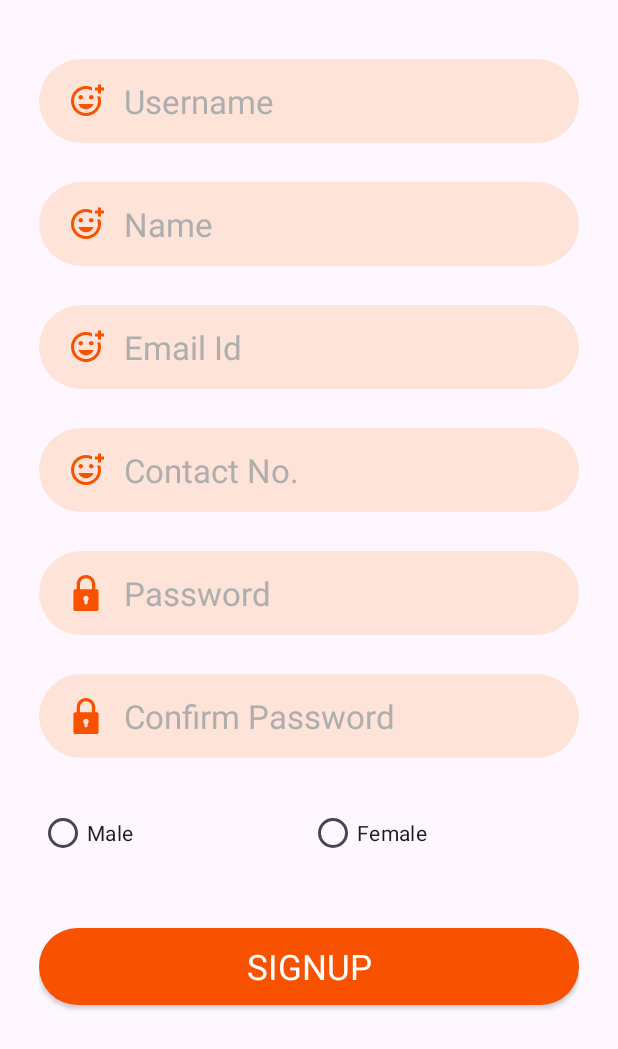
After one commit to sahetu/AndroidBatch2, an Android app: the SignupActivity screen opened directly, with no data from a screen before it, on a phone screen of 412 x 824 dp. The commit adds this screen. Shown: the top 1049 px of the screen. Run offline under Robolectric (Android 15) with nearby library versions, the phone set to English and light mode, and no system bars; our stand-ins replace sdp/ssp sizes; Roboto replaces fonts that are not available here.

Commit message:
Signup Activity Changes

```diff
--- /dev/null
+++ b/app/src/main/java/android/batch2/SignupActivity.java
@@ -0,0 +1,129 @@
+package android.batch2;
+
+import androidx.appcompat.app.AppCompatActivity;
+
+import android.os.Bundle;
+import android.text.Editable;
+import android.text.TextWatcher;
+import android.view.View;
+import android.widget.Button;
+import android.widget.EditText;
+
+public class SignupActivity extends AppCompatActivity {
+
+    EditText username,name,email,contact,password,confirmPassword;
+    Button signup;
+
+    String emailPattern = "[a-zA-Z0-9._-]+@[a-z]+\\.+[a-z]+";
+
+    @Override
+    protected void onCreate(Bundle savedInstanceState) {
+        super.onCreate(savedInstanceState);
+        setContentView(R.layout.activity_signup);
+
+        username = findViewById(R.id.signup_username);
+        name = findViewById(R.id.signup_name);
+        email = findViewById(R.id.signup_email);
+        contact = findViewById(R.id.signup_contact);
+        password = findViewById(R.id.signup_password);
+        confirmPassword = findViewById(R.id.signup_confirm_password);
+
+        signup = findViewById(R.id.signup_button);
+
+        password.addTextChangedListener(new TextWatcher() {
+            @Override
+            public void beforeTextChanged(CharSequence charSequence, int i, int i1, int i2) {
+
+            }
+
+            @Override
+            public void onTextChanged(CharSequence charSequence, int i, int i1, int i2) {
+                if(confirmPassword.getText().toString().trim().equals("")){
+
+                }
+                else if(charSequence.toString().trim().length()<6){
+                    confirmPassword.setError("Min. 6 Char Confirm Password Required");
+                }
+                else if(!confirmPassword.getText().toString().trim().matches(charSequence.toString().trim())){
+                    confirmPassword.setError("Password Does Not Match");
+                }
+                else{
+
+                }
+            }
+
+            @Override
+            public void afterTextChanged(Editable editable) {
+
+            }
+        });
+
+        confirmPassword.addTextChangedListener(new TextWatcher() {
+            @Override
+            public void beforeTextChanged(CharSequence charSequence, int i, int i1, int i2) {
+
+            }
+
+            @Override
+            public void onTextChanged(CharSequence charSequence, int i, int i1, int i2) {
+                if(charSequence.toString().trim().length()<6){
+                    confirmPassword.setError("Min. 6 Char Confirm Password Required");
+                }
+                else if(!charSequence.toString().trim().matches(password.getText().toString().trim())){
+                    confirmPassword.setError("Password Does Not Match");
+                }
+                else{
+
+                }
+            }
+
+            @Override
+            public void afterTextChanged(Editable editable) {
+
+            }
+        });
+
+        signup.setOnClickListener(new View.OnClickListener() {
+            @Override
+            public void onClick(View view) {
+                if(username.getText().toString().trim().equals("")){
+                    username.setError("Username Required");
+                }
+                else if(name.getText().toString().trim().equals("")){
+                    name.setError("Name Required");
+                }
+                else if(email.getText().toString().trim().equals("")){
+                    email.setError("Email Id Required");
+                }
+                else if(!email.getText().toString().trim().matches(emailPattern)){
+                    email.setError("Valid Email Id Required");
+                }
+                else if(contact.getText().toString().trim().equals("")){
+                    contact.setError("Contact No. Required");
+                }
+                else if(contact.getText().toString().trim().length()<10){
+                    contact.setError("Valid Contact No. Required");
+                }
+                else if(password.getText().toString().trim().equals("")){
+                    password.setError("Password Required");
+                }
+                else if(password.getText().toString().trim().length()<6){
+                    password.setError("Min. 6 Char Password Required");
+                }
+                else if(confirmPassword.getText().toString().trim().equals("")){
+                    confirmPassword.setError("Confirm Password Required");
+                }
+                else if(confirmPassword.getText().toString().trim().length()<6){
+                    confirmPassword.setError("Min. 6 Char Confirm Password Required");
+                }
+                else if(!confirmPassword.getText().toString().trim().matches(password.getText().toString().trim())){
+                    confirmPassword.setError("Password Does Not Match");
+                }
+                else{
+                    new CommonMethod(SignupActivity.this,"Signup Successfully");
+                }
+            }
+        });
+
+    }
+}
--- /dev/null
+++ b/app/src/main/res/layout/activity_signup.xml
@@ -0,0 +1,104 @@
+<?xml version="1.0" encoding="utf-8"?>
+<LinearLayout xmlns:android="http://schemas.android.com/apk/res/android"
+    xmlns:app="http://schemas.android.com/apk/res-auto"
+    xmlns:tools="http://schemas.android.com/tools"
+    android:layout_width="match_parent"
+    android:layout_height="match_parent"
+    android:orientation="vertical"
+    tools:context=".MainActivity">
+
+    <androidx.core.widget.NestedScrollView
+        android:layout_width="match_parent"
+        android:layout_height="match_parent">
+
+        <LinearLayout
+            android:layout_width="match_parent"
+            android:layout_height="match_parent"
+            android:orientation="vertical"
+            android:paddingHorizontal="@dimen/_20sdp">
+
+            <EditText
+                android:id="@+id/signup_username"
+                style="@style/edit_15"
+                android:layout_marginTop="@dimen/_30sdp"
+                android:drawableLeft="@drawable/ic_profile"
+                android:hint="@string/username"
+                android:inputType="textEmailAddress" />
+
+            <EditText
+                android:id="@+id/signup_name"
+                style="@style/edit_15"
+                android:layout_marginTop="@dimen/_20sdp"
+                android:drawableLeft="@drawable/ic_profile"
+                android:hint="@string/name"
+                android:inputType="textPersonName" />
+
+            <EditText
+                android:id="@+id/signup_email"
+                style="@style/edit_15"
+                android:layout_marginTop="@dimen/_20sdp"
+                android:drawableLeft="@drawable/ic_profile"
+                android:hint="@string/email"
+                android:inputType="textEmailAddress" />
+
+            <EditText
+                android:id="@+id/signup_contact"
+                style="@style/edit_15"
+                android:layout_marginTop="@dimen/_20sdp"
+                android:drawableLeft="@drawable/ic_profile"
+                android:hint="@string/contact_no"
+                android:inputType="phone"
+                android:maxLength="10" />
+
+            <EditText
+                android:id="@+id/signup_password"
+                style="@style/edit_15"
+                android:layout_marginTop="@dimen/_20sdp"
+                android:drawableLeft="@drawable/ic_lock"
+                android:hint="@string/password"
+                android:inputType="textPassword"
+                android:maxLength="12" />
+
+            <EditText
+                android:id="@+id/signup_confirm_password"
+                style="@style/edit_15"
+                android:layout_marginTop="@dimen/_20sdp"
+                android:drawableLeft="@drawable/ic_lock"
+                android:hint="@string/confirm_password"
+                android:inputType="textPassword"
+                android:maxLength="12" />
+
+            <RadioGroup
+                android:layout_width="match_parent"
+                android:layout_height="wrap_content"
+                android:layout_marginTop="@dimen/_20sdp"
+                android:orientation="horizontal">
+
+                <RadioButton
+                    android:id="@+id/signup_male"
+                    android:layout_width="match_parent"
+                    android:layout_height="wrap_content"
+                    android:layout_weight="1"
+                    android:text="Male" />
+
+                <RadioButton
+                    android:id="@+id/signup_female"
+                    android:layout_width="match_parent"
+                    android:layout_height="wrap_content"
+                    android:layout_weight="1"
+                    android:text="Female" />
+
+            </RadioGroup>
+
+            <Button
+                android:id="@+id/signup_button"
+                style="@style/button_18"
+                android:layout_marginTop="@dimen/_30sdp"
+                android:layout_marginBottom="@dimen/_20sdp"
+                android:text="@string/signup_title" />
+
+        </LinearLayout>
+
+    </androidx.core.widget.NestedScrollView>
+
+</LinearLayout>
--- a/app/src/main/res/values-night/themes.xml
+++ b/app/src/main/res/values-night/themes.xml
@@ -4,4 +4,45 @@
         <!-- Customize your dark theme here. -->
         <!-- <item name="colorPrimary">@color/my_dark_primary</item> -->
     </style>
+
+    <style name="text_bi_20" parent="Widget.AppCompat.TextView">
+        <item name="android:layout_width">wrap_content</item>
+        <item name="android:layout_height">wrap_content</item>
+        <item name="android:textAllCaps">true</item>
+        <item name="android:textColor">@color/white</item>
+        <item name="android:textSize">@dimen/_20sdp</item>
+        <item name="android:textStyle">bold|italic</item>
+        <item name="android:padding">@dimen/_5sdp</item>
+    </style>
+
+    <style name="text_18" parent="Widget.AppCompat.TextView">
+        <item name="android:layout_width">wrap_content</item>
+        <item name="android:layout_height">wrap_content</item>
+        <item name="android:textAllCaps">true</item>
+        <item name="android:textColor">@color/white</item>
+        <item name="android:textSize">@dimen/_18sdp</item>
+        <item name="android:padding">@dimen/_5sdp</item>
+    </style>
+
+    <style name="edit_15" parent="Widget.AppCompat.EditText">
+        <item name="android:layout_width">match_parent</item>
+        <item name="android:layout_height">wrap_content</item>
+        <item name="android:background">@drawable/custom_border</item>
+        <item name="android:drawablePadding">@dimen/_10sdp</item>
+        <item name="android:paddingHorizontal">@dimen/_15sdp</item>
+        <item name="android:paddingVertical">@dimen/_10sdp</item>
+        <item name="android:textSize">@dimen/_17sdp</item>
+        <item name="android:textColor">@color/white</item>
+        <item name="android:textColorHint">@color/black_gray</item>
+    </style>
+
+    <style name="button_18" parent="Widget.AppCompat.Button">
+        <item name="android:textSize">@dimen/_18sdp</item>
+        <item name="android:layout_width">match_parent</item>
+        <item name="android:layout_height">wrap_content</item>
+        <item name="android:background">@drawable/custom_button</item>
+        <item name="backgroundTint">@null</item>
+        <item name="android:textColor">@color/white</item>
+    </style>
+
 </resources>
--- a/app/src/main/res/values/colors.xml
+++ b/app/src/main/res/values/colors.xml
@@ -4,4 +4,5 @@
     <color name="white">#FFFFFFFF</color>
     <color name="border_color">#FEE4D8</color>
     <color name="orange">#F85100</color>
+    <color name="black_gray">#AEAEAE</color>
 </resources>
--- a/app/src/main/res/values/strings.xml
+++ b/app/src/main/res/values/strings.xml
@@ -4,4 +4,9 @@
     <string name="login">Login</string>
     <string name="username">Username</string>
     <string name="password">Password</string>
+    <string name="name">Name</string>
+    <string name="email">Email Id</string>
+    <string name="contact_no">Contact No.</string>
+    <string name="confirm_password">Confirm Password</string>
+    <string name="signup_title">Signup</string>
 </resources>
--- a/app/src/main/res/values/themes.xml
+++ b/app/src/main/res/values/themes.xml
@@ -36,6 +36,7 @@
         <item name="android:paddingVertical">@dimen/_10sdp</item>
         <item name="android:textSize">@dimen/_17sdp</item>
         <item name="android:textColor">@color/black</item>
+        <item name="android:textColorHint">@color/black_gray</item>
     </style>
 
     <style name="button_18" parent="Widget.AppCompat.Button">
```
Also changed, not shown: app/src/main/AndroidManifest.xml (+9 -4 lines), app/src/main/java/android/batch2/MainActivity.java (+10 -0 lines), app/src/main/res/layout/activity_main.xml (+9 -9 lines).
